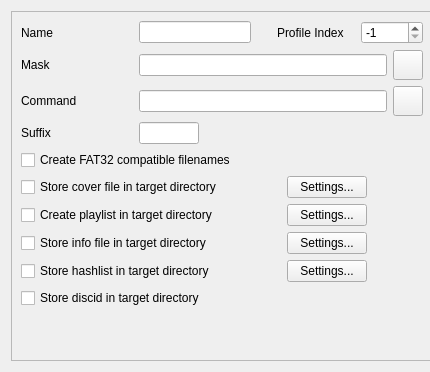
First picture: the form in dialogs/profiledatawidgetUI.ui, repository marco-mania/audex-old, before the edit.
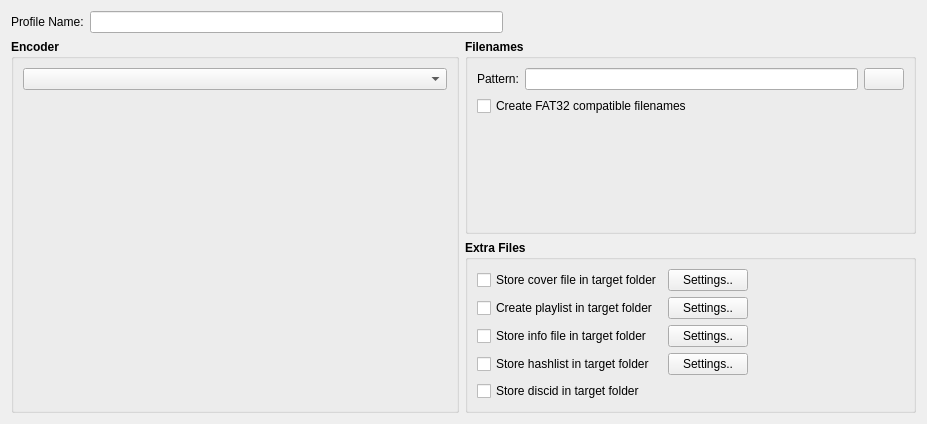
Second picture: the form after the edit. Custom widgets are drawn as their Qt base class.

Patch:
```diff
--- a/dialogs/profiledatawidgetUI.ui
+++ b/dialogs/profiledatawidgetUI.ui
@@ -1,481 +1,178 @@
 <ui version="4.0" >
  <class>ProfileDataWidgetUI</class>
- <widget class="QWidget" name="ProfileDataWidgetUI" >
-  <property name="geometry" >
+ <widget class="QWidget" name="ProfileDataWidgetUI">
+  <property name="geometry">
    <rect>
     <x>0</x>
     <y>0</y>
-    <width>430</width>
-    <height>372</height>
+    <width>911</width>
+    <height>416</height>
    </rect>
   </property>
-  <property name="minimumSize" >
-   <size>
-    <width>430</width>
-    <height>372</height>
-   </size>
-  </property>
-  <property name="windowTitle" >
+  <property name="windowTitle">
    <string>Form</string>
   </property>
-  <layout class="QGridLayout" name="gridLayout_2" >
-   <item row="0" column="0" >
-    <widget class="QFrame" name="frame" >
-     <property name="minimumSize" >
+  <layout class="QGridLayout" name="gridLayout_4">
+   <item row="0" column="0" colspan="2">
+    <layout class="QHBoxLayout" name="horizontalLayout_2">
+     <item>
+      <widget class="QLabel" name="label_name">
+       <property name="text">
+        <string>Profile Name:</string>
+       </property>
+      </widget>
+     </item>
+     <item>
+      <widget class="KLineEdit" name="klineedit_name">
+       <property name="sizePolicy">
+        <sizepolicy hsizetype="MinimumExpanding" vsizetype="Fixed">
+         <horstretch>0</horstretch>
+         <verstretch>0</verstretch>
+        </sizepolicy>
+       </property>
+      </widget>
+     </item>
+     <item>
+      <spacer name="horizontalSpacer">
+       <property name="orientation">
+        <enum>Qt::Horizontal</enum>
+       </property>
+       <property name="sizeHint" stdset="0">
+        <size>
+         <width>40</width>
+         <height>20</height>
+        </size>
+       </property>
+      </spacer>
+     </item>
+    </layout>
+   </item>
+   <item row="1" column="0" rowspan="2">
+    <widget class="QGroupBox" name="groupBox_encoder">
+     <property name="minimumSize">
       <size>
-       <width>422</width>
-       <height>292</height>
+       <width>448</width>
+       <height>374</height>
       </size>
      </property>
-     <property name="frameShape" >
-      <enum>QFrame::StyledPanel</enum>
+     <property name="font">
+      <font>
+       <weight>75</weight>
+       <bold>true</bold>
+      </font>
      </property>
-     <property name="frameShadow" >
-      <enum>QFrame::Raised</enum>
+     <property name="title">
+      <string>Encoder</string>
      </property>
-     <layout class="QGridLayout" name="gridLayout" >
-      <item row="0" column="0" >
-       <layout class="QHBoxLayout" >
-        <item>
-         <widget class="QLabel" name="label_name" >
-          <property name="sizePolicy" >
-           <sizepolicy vsizetype="Preferred" hsizetype="Fixed" >
-            <horstretch>0</horstretch>
-            <verstretch>0</verstretch>
-           </sizepolicy>
-          </property>
-          <property name="minimumSize" >
-           <size>
-            <width>112</width>
-            <height>0</height>
-           </size>
-          </property>
-          <property name="text" >
-           <string>Name</string>
-          </property>
-         </widget>
-        </item>
-        <item>
-         <widget class="KLineEdit" name="klineedit_name" />
-        </item>
-        <item>
-         <spacer>
-          <property name="orientation" >
-           <enum>Qt::Horizontal</enum>
-          </property>
-          <property name="sizeType" >
-           <enum>QSizePolicy::Fixed</enum>
-          </property>
-          <property name="sizeHint" stdset="0" >
-           <size>
-            <width>20</width>
-            <height>20</height>
-           </size>
-          </property>
-         </spacer>
-        </item>
-        <item>
-         <widget class="QLabel" name="label_profileindex" >
-          <property name="sizePolicy" >
-           <sizepolicy vsizetype="Preferred" hsizetype="Fixed" >
-            <horstretch>0</horstretch>
-            <verstretch>0</verstretch>
-           </sizepolicy>
-          </property>
-          <property name="minimumSize" >
-           <size>
-            <width>78</width>
-            <height>0</height>
-           </size>
-          </property>
-          <property name="text" >
-           <string>Profile Index</string>
-          </property>
-         </widget>
-        </item>
-        <item>
-         <widget class="KIntSpinBox" name="kintspinbox_profileindex" >
-          <property name="minimumSize" >
-           <size>
-            <width>62</width>
-            <height>0</height>
-           </size>
-          </property>
-          <property name="maximumSize" >
-           <size>
-            <width>62</width>
-            <height>16777215</height>
-           </size>
-          </property>
-          <property name="minimum" >
-           <number>-1</number>
-          </property>
-          <property name="value" >
-           <number>-1</number>
-          </property>
-         </widget>
-        </item>
-       </layout>
+     <layout class="QGridLayout" name="gridLayout">
+      <item row="0" column="0">
+       <widget class="KComboBox" name="kcombobox_encoder">
+        <property name="font">
+         <font>
+          <weight>50</weight>
+          <bold>false</bold>
+         </font>
+        </property>
+       </widget>
       </item>
-      <item row="1" column="0" >
-       <layout class="QHBoxLayout" >
-        <item>
-         <widget class="QLabel" name="label_mask" >
-          <property name="sizePolicy" >
-           <sizepolicy vsizetype="Preferred" hsizetype="Fixed" >
-            <horstretch>0</horstretch>
-            <verstretch>0</verstretch>
-           </sizepolicy>
-          </property>
-          <property name="minimumSize" >
-           <size>
-            <width>112</width>
-            <height>0</height>
-           </size>
-          </property>
-          <property name="text" >
-           <string>Mask</string>
-          </property>
-         </widget>
-        </item>
-        <item>
-         <widget class="KLineEdit" name="klineedit_mask" />
-        </item>
-        <item>
-         <widget class="KPushButton" name="kpushbutton_mask" >
-          <property name="minimumSize" >
-           <size>
-            <width>30</width>
-            <height>30</height>
-           </size>
-          </property>
-          <property name="maximumSize" >
-           <size>
-            <width>30</width>
-            <height>30</height>
-           </size>
-          </property>
-          <property name="text" >
-           <string/>
-          </property>
-         </widget>
-        </item>
-       </layout>
+      <item row="1" column="0">
+       <widget class="QStackedWidget" name="stackedWidget_encoder">
+        <property name="minimumSize">
+         <size>
+          <width>430</width>
+          <height>300</height>
+         </size>
+        </property>
+        <property name="font">
+         <font>
+          <weight>50</weight>
+          <bold>false</bold>
+         </font>
+        </property>
+        <widget class="QWidget" name="page"/>
+        <widget class="QWidget" name="page_2"/>
+       </widget>
       </item>
-      <item row="2" column="0" >
-       <layout class="QHBoxLayout" >
+     </layout>
+    </widget>
+   </item>
+   <item row="1" column="1">
+    <widget class="QGroupBox" name="groupBox_filenames">
+     <property name="minimumSize">
+      <size>
+       <width>451</width>
+       <height>111</height>
+      </size>
+     </property>
+     <property name="font">
+      <font>
+       <weight>75</weight>
+       <bold>true</bold>
+      </font>
+     </property>
+     <property name="title">
+      <string>Filenames</string>
+     </property>
+     <layout class="QGridLayout" name="gridLayout_2">
+      <item row="0" column="0">
+       <layout class="QHBoxLayout" name="horizontalLayout">
         <item>
-         <widget class="QLabel" name="label_command" >
-          <property name="sizePolicy" >
-           <sizepolicy vsizetype="Preferred" hsizetype="Fixed" >
-            <horstretch>0</horstretch>
-            <verstretch>0</verstretch>
-           </sizepolicy>
-          </property>
-          <property name="minimumSize" >
-           <size>
-            <width>112</width>
-            <height>0</height>
-           </size>
-          </property>
-          <property name="text" >
-           <string>Command</string>
-          </property>
-         </widget>
-        </item>
-        <item>
-         <widget class="KLineEdit" name="klineedit_command" />
-        </item>
-        <item>
-         <widget class="KPushButton" name="kpushbutton_command" >
-          <property name="minimumSize" >
-           <size>
-            <width>30</width>
-            <height>30</height>
-           </size>
-          </property>
-          <property name="maximumSize" >
-           <size>
-            <width>30</width>
-            <height>30</height>
-           </size>
-          </property>
-          <property name="text" >
-           <string/>
-          </property>
-         </widget>
-        </item>
-       </layout>
-      </item>
-      <item row="3" column="0" >
-       <layout class="QHBoxLayout" >
-        <item>
-         <widget class="QLabel" name="label_suffix" >
-          <property name="minimumSize" >
-           <size>
-            <width>112</width>
-            <height>0</height>
-           </size>
-          </property>
-          <property name="text" >
-           <string>Suffix</string>
-          </property>
-         </widget>
-        </item>
-        <item>
-         <widget class="KLineEdit" name="klineedit_suffix" >
-          <property name="minimumSize" >
-           <size>
-            <width>60</width>
-            <height>0</height>
-           </size>
-          </property>
-          <property name="maximumSize" >
-           <size>
-            <width>60</width>
-            <height>16777215</height>
-           </size>
-          </property>
-         </widget>
-        </item>
-        <item>
-         <spacer>
-          <property name="orientation" >
-           <enum>Qt::Horizontal</enum>
-          </property>
-          <property name="sizeHint" stdset="0" >
-           <size>
-            <width>40</width>
-            <height>20</height>
-           </size>
-          </property>
-         </spacer>
-        </item>
-       </layout>
-      </item>
-      <item row="4" column="0" >
-       <layout class="QHBoxLayout" >
-        <item>
-         <widget class="QCheckBox" name="checkBox_fat32compatible" >
-          <property name="font" >
+         <widget class="QLabel" name="label_pattern">
+          <property name="font">
            <font>
             <weight>50</weight>
             <bold>false</bold>
            </font>
           </property>
-          <property name="text" >
-           <string>Create FAT32 compatible filenames</string>
+          <property name="text">
+           <string>Pattern:</string>
           </property>
          </widget>
         </item>
         <item>
-         <spacer>
-          <property name="orientation" >
-           <enum>Qt::Horizontal</enum>
-          </property>
-          <property name="sizeHint" stdset="0" >
-           <size>
-            <width>40</width>
-            <height>20</height>
-           </size>
-          </property>
-         </spacer>
-        </item>
-       </layout>
-      </item>
-      <item row="5" column="0" >
-       <layout class="QHBoxLayout" >
-        <item>
-         <widget class="QCheckBox" name="checkBox_cover" >
-          <property name="minimumSize" >
-           <size>
-            <width>260</width>
-            <height>0</height>
-           </size>
-          </property>
-          <property name="font" >
+         <widget class="KLineEdit" name="klineedit_pattern">
+          <property name="font">
            <font>
             <weight>50</weight>
             <bold>false</bold>
            </font>
           </property>
-          <property name="text" >
-           <string>Store cover file in target directory</string>
-          </property>
          </widget>
         </item>
         <item>
-         <widget class="KPushButton" name="kpushbutton_cover" >
-          <property name="text" >
-           <string>Settings...</string>
-          </property>
-         </widget>
-        </item>
-        <item>
-         <spacer>
-          <property name="orientation" >
-           <enum>Qt::Horizontal</enum>
-          </property>
-          <property name="sizeHint" stdset="0" >
-           <size>
-            <width>40</width>
-            <height>20</height>
-           </size>
-          </property>
-         </spacer>
-        </item>
-       </layout>
-      </item>
-      <item row="6" column="0" >
-       <layout class="QHBoxLayout" >
-        <item>
-         <widget class="QCheckBox" name="checkBox_playlist" >
-          <property name="minimumSize" >
-           <size>
-            <width>260</width>
-            <height>0</height>
-           </size>
-          </property>
-          <property name="font" >
+         <widget class="KPushButton" name="kpushbutton_pattern">
+          <property name="font">
            <font>
             <weight>50</weight>
             <bold>false</bold>
            </font>
           </property>
-          <property name="text" >
-           <string>Create playlist in target directory</string>
-          </property>
          </widget>
         </item>
-        <item>
-         <widget class="KPushButton" name="kpushbutton_playlist" >
-          <property name="text" >
-           <string>Settings...</string>
-          </property>
-         </widget>
-        </item>
-        <item>
-         <spacer>
-          <property name="orientation" >
-           <enum>Qt::Horizontal</enum>
-          </property>
-          <property name="sizeHint" stdset="0" >
-           <size>
-            <width>40</width>
-            <height>20</height>
-           </size>
-          </property>
-         </spacer>
-        </item>
        </layout>
       </item>
-      <item row="7" column="0" >
-       <layout class="QHBoxLayout" name="horizontalLayout" >
-        <item>
-         <widget class="QCheckBox" name="checkBox_info" >
-          <property name="minimumSize" >
-           <size>
-            <width>260</width>
-            <height>0</height>
-           </size>
-          </property>
-          <property name="text" >
-           <string>Store info file in target directory</string>
-          </property>
-         </widget>
-        </item>
-        <item>
-         <widget class="KPushButton" name="kpushbutton_info" >
-          <property name="text" >
-           <string>Settings...</string>
-          </property>
-         </widget>
-        </item>
-        <item>
-         <spacer name="horizontalSpacer" >
-          <property name="orientation" >
-           <enum>Qt::Horizontal</enum>
-          </property>
-          <property name="sizeHint" stdset="0" >
-           <size>
-            <width>28</width>
-            <height>20</height>
-           </size>
-          </property>
-         </spacer>
-        </item>
-       </layout>
+      <item row="1" column="0">
+       <widget class="QCheckBox" name="checkBox_fat32compatible">
+        <property name="font">
+         <font>
+          <weight>50</weight>
+          <bold>false</bold>
+         </font>
+        </property>
+        <property name="text">
+         <string>Create FAT32 compatible filenames</string>
+        </property>
+       </widget>
       </item>
-      <item row="8" column="0" >
-       <layout class="QHBoxLayout" name="horizontalLayout_2" >
-        <item>
-         <widget class="QCheckBox" name="checkBox_hashlist" >
-          <property name="minimumSize" >
-           <size>
-            <width>260</width>
-            <height>0</height>
-           </size>
-          </property>
-          <property name="text" >
-           <string>Store hashlist in target directory</string>
-          </property>
-         </widget>
-        </item>
-        <item>
-         <widget class="KPushButton" name="kpushbutton_hashlist" >
-          <property name="text" >
-           <string>Settings...</string>
-          </property>
-         </widget>
-        </item>
-        <item>
-         <spacer name="horizontalSpacer_2" >
-          <property name="orientation" >
-           <enum>Qt::Horizontal</enum>
-          </property>
-          <property name="sizeHint" stdset="0" >
-           <size>
-            <width>28</width>
-            <height>20</height>
-           </size>
-          </property>
-         </spacer>
-        </item>
-       </layout>
-      </item>
-      <item row="9" column="0" >
-       <layout class="QHBoxLayout" >
-        <item>
-         <widget class="QCheckBox" name="checkBox_discid" >
-          <property name="text" >
-           <string>Store discid in target directory</string>
-          </property>
-         </widget>
-        </item>
-        <item>
-         <spacer>
-          <property name="orientation" >
-           <enum>Qt::Horizontal</enum>
-          </property>
-          <property name="sizeHint" stdset="0" >
-           <size>
-            <width>40</width>
-            <height>20</height>
-           </size>
-          </property>
-         </spacer>
-        </item>
-       </layout>
-      </item>
-      <item row="10" column="0" >
-       <spacer>
-        <property name="orientation" >
+      <item row="2" column="0">
+       <spacer name="verticalSpacer">
+        <property name="orientation">
          <enum>Qt::Vertical</enum>
         </property>
-        <property name="sizeHint" stdset="0" >
+        <property name="sizeHint" stdset="0">
          <size>
-          <width>443</width>
-          <height>31</height>
+          <width>20</width>
+          <height>71</height>
          </size>
         </property>
        </spacer>
@@ -483,13 +180,158 @@
      </layout>
     </widget>
    </item>
+   <item row="2" column="1">
+    <widget class="QGroupBox" name="groupBox">
+     <property name="font">
+      <font>
+       <weight>75</weight>
+       <bold>true</bold>
+      </font>
+     </property>
+     <property name="title">
+      <string>Extra Files</string>
+     </property>
+     <layout class="QGridLayout" name="gridLayout_3">
+      <item row="0" column="0">
+       <widget class="QCheckBox" name="checkBox_cover">
+        <property name="font">
+         <font>
+          <weight>50</weight>
+          <bold>false</bold>
+         </font>
+        </property>
+        <property name="text">
+         <string>Store cover file in target folder</string>
+        </property>
+       </widget>
+      </item>
+      <item row="0" column="1">
+       <widget class="KPushButton" name="kpushbutton_cover">
+        <property name="font">
+         <font>
+          <weight>50</weight>
+          <bold>false</bold>
+         </font>
+        </property>
+        <property name="text">
+         <string>Settings..</string>
+        </property>
+       </widget>
+      </item>
+      <item row="1" column="0">
+       <widget class="QCheckBox" name="checkBox_playlist">
+        <property name="font">
+         <font>
+          <weight>50</weight>
+          <bold>false</bold>
+         </font>
+        </property>
+        <property name="text">
+         <string>Create playlist in target folder</string>
+        </property>
+       </widget>
+      </item>
+      <item row="1" column="1">
+       <widget class="KPushButton" name="kpushbutton_playlist">
+        <property name="font">
+         <font>
+          <weight>50</weight>
+          <bold>false</bold>
+         </font>
+        </property>
+        <property name="text">
+         <string>Settings..</string>
+        </property>
+       </widget>
+      </item>
+      <item row="1" column="2">
+       <spacer name="horizontalSpacer_10">
+        <property name="orientation">
+         <enum>Qt::Horizontal</enum>
+        </property>
+        <property name="sizeHint" stdset="0">
+         <size>
+          <width>108</width>
+          <height>20</height>
+         </size>
+        </property>
+       </spacer>
+      </item>
+      <item row="2" column="0">
+       <widget class="QCheckBox" name="checkBox_info">
+        <property name="font">
+         <font>
+          <weight>50</weight>
+          <bold>false</bold>
+         </font>
+        </property>
+        <property name="text">
+         <string>Store info file in target folder</string>
+        </property>
+       </widget>
+      </item>
+      <item row="2" column="1">
+       <widget class="KPushButton" name="kpushbutton_info">
+        <property name="font">
+         <font>
+          <weight>50</weight>
+          <bold>false</bold>
+         </font>
+        </property>
+        <property name="text">
+         <string>Settings..</string>
+        </property>
+       </widget>
+      </item>
+      <item row="3" column="0">
+       <widget class="QCheckBox" name="checkBox_hashlist">
+        <property name="font">
+         <font>
+          <weight>50</weight>
+          <bold>false</bold>
+         </font>
+        </property>
+        <property name="text">
+         <string>Store hashlist in target folder</string>
+        </property>
+       </widget>
+      </item>
+      <item row="3" column="1">
+       <widget class="KPushButton" name="kpushbutton_hashlist">
+        <property name="font">
+         <font>
+          <weight>50</weight>
+          <bold>false</bold>
+         </font>
+        </property>
+        <property name="text">
+         <string>Settings..</string>
+        </property>
+       </widget>
+      </item>
+      <item row="4" column="0">
+       <widget class="QCheckBox" name="checkBox_discid">
+        <property name="font">
+         <font>
+          <weight>50</weight>
+          <bold>false</bold>
+         </font>
+        </property>
+        <property name="text">
+         <string>Store discid in target folder</string>
+        </property>
+       </widget>
+      </item>
+     </layout>
+    </widget>
+   </item>
   </layout>
  </widget>
  <customwidgets>
   <customwidget>
-   <class>KIntSpinBox</class>
-   <extends>QSpinBox</extends>
-   <header>knuminput.h</header>
+   <class>KComboBox</class>
+   <extends>QComboBox</extends>
+   <header>kcombobox.h</header>
   </customwidget>
   <customwidget>
    <class>KLineEdit</class>
```
Left out of the diff: 3 changed lines with no effect on the pictures.
